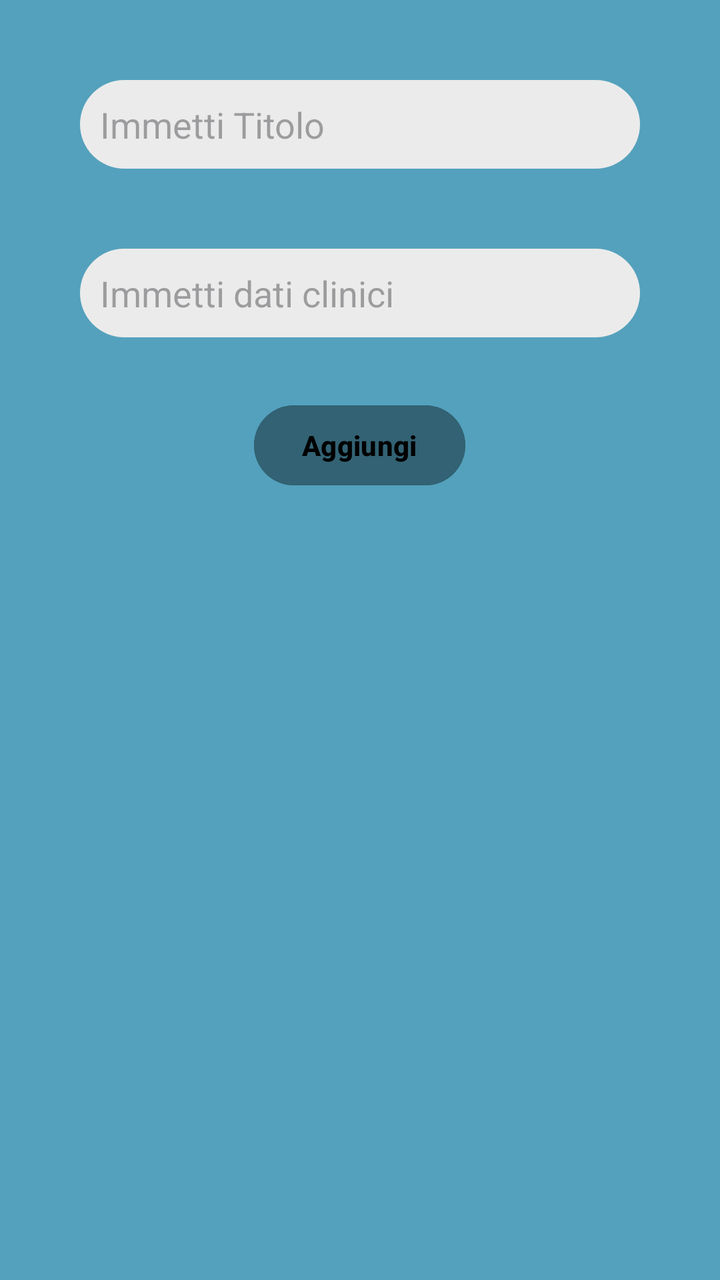
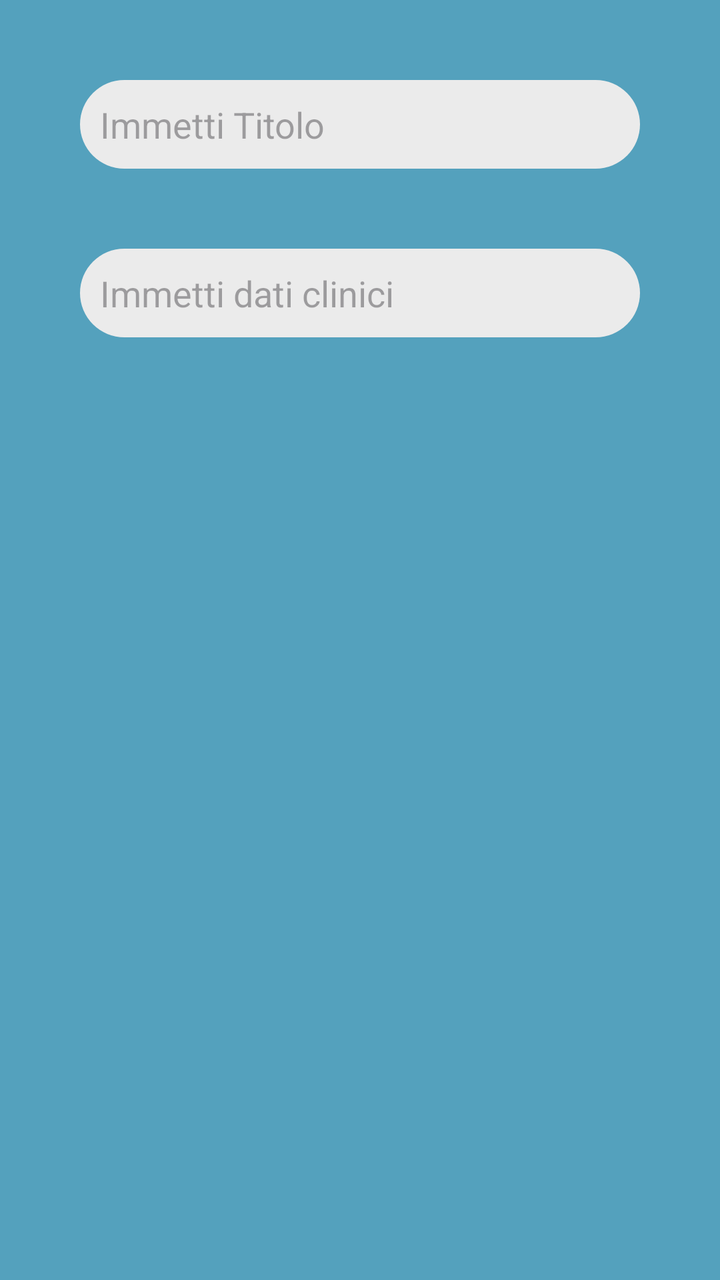

Before-and-after screenshots of an Android layout around one commit, followed by the original layout XML and the change that was made.
<!-- AndroidManifest.xml: application theme Theme.AppPet -->
<!-- res/layout/add_new_clinic_data_layout.xml -->
<?xml version="1.0" encoding="utf-8"?>
<LinearLayout xmlns:android="http://schemas.android.com/apk/res/android"
    android:layout_width="match_parent"
    android:layout_height="wrap_content"
    android:orientation="vertical"
    android:background="@color/lightblue"
    android:padding="20dp">

    <EditText
        android:id="@+id/dataTitle"
        android:background="@drawable/edit_text_background"
        android:layout_width="match_parent"
        android:layout_height="wrap_content"
        android:layout_margin="20dp"
        android:padding="10dp"
        android:inputType="textShortMessage"
        android:hint="Immetti Titolo"/>

    <EditText
        android:id="@+id/dataName"
        android:background="@drawable/edit_text_background"
        android:layout_width="match_parent"
        android:layout_height="wrap_content"
        android:layout_margin="20dp"
        android:padding="10dp"
        android:hint="Immetti dati clinici"
        android:inputType="textShortMessage"/>



    <Button
        android:id="@+id/addData"
        android:layout_width="wrap_content"
        android:layout_height="wrap_content"
        android:text="Aggiungi"
        android:layout_gravity="center"
        android:layout_margin="10dp"
        android:textAllCaps="false"
        android:textStyle="bold"
        android:backgroundTint="@color/Blu_base"
        android:textColor="@color/black"/>

</LinearLayout>
<!-- resources referenced by this layout -->
<resources>
  <color name="Blu_base">#326273</color>
  <color name="black">#FF000000</color>
  <color name="lightblue">#54A1BD</color>
  <!-- drawable edit_text_background (drawable) -->
  <?xml version="1.0" encoding="utf-8"?>
  <shape xmlns:android="http://schemas.android.com/apk/res/android"
      android:shape="rectangle">
  
      <solid
          android:color="@color/sfondo_search"/>
  
      <corners
          android:radius="50dp"/>
  </shape>
  <style name="Theme.AppPet" parent="Base.Theme.AppPet" />
  <color name="sfondo_search">#EBEBEB</color>
  <style name="Base.Theme.AppPet" parent="Theme.Material3.DayNight.NoActionBar">
          
          
      </style>
</resources>

<!-- the commit's change to res/layout/add_new_clinic_data_layout.xml (unified diff, before → after) -->
@@ -27,17 +27,6 @@
         android:inputType="textShortMessage"/>
 
 
-
-    <Button
-        android:id="@+id/addData"
-        android:layout_width="wrap_content"
-        android:layout_height="wrap_content"
-        android:text="Aggiungi"
-        android:layout_gravity="center"
-        android:layout_margin="10dp"
-        android:textAllCaps="false"
-        android:textStyle="bold"
-        android:backgroundTint="@color/Blu_base"
-        android:textColor="@color/black"/>
+    
 
 </LinearLayout>
<!-- resource entries referenced after the edit -->
@@ -1,7 +1,5 @@
 <!-- resources referenced by this layout -->
 <resources>
-  <color name="Blu_base">#326273</color>
-  <color name="black">#FF000000</color>
   <color name="lightblue">#54A1BD</color>
   <!-- drawable edit_text_background (drawable) -->
   <?xml version="1.0" encoding="utf-8"?>
